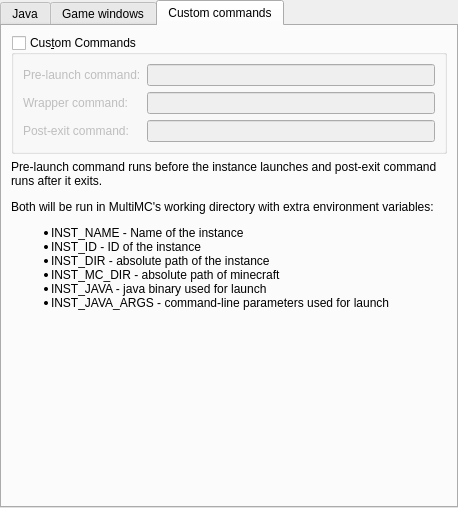
FreesmTeam/FreesmLauncher, file application/pages/InstanceSettingsPage.ui: the form before one commit.
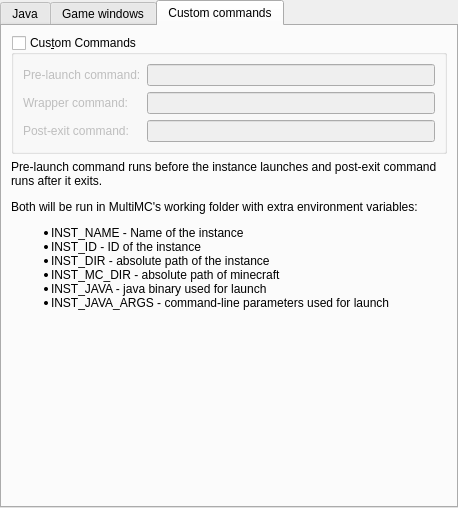
The form after the commit. The open tabs and pages were chosen to show the change.

Commit message: GH-1065 Normalize usage of directory vs folder

What changed in the file:
```diff
--- a/application/pages/InstanceSettingsPage.ui
+++ b/application/pages/InstanceSettingsPage.ui
@@ -413,7 +413,7 @@
        <item>
         <widget class="QLabel" name="labelCustomCmdsDescription">
          <property name="text">
-          <string>&lt;html&gt;&lt;head/&gt;&lt;body&gt;&lt;p&gt;Pre-launch command runs before the instance launches and post-exit command runs after it exits.&lt;/p&gt;&lt;p&gt;Both will be run in MultiMC's working directory with extra environment variables:&lt;/p&gt;&lt;ul style=&quot;margin-top: 0px; margin-bottom: 0px; margin-left: 0px; margin-right: 0px; -qt-list-indent: 1;&quot;&gt;&lt;li style=&quot; margin-top:12px; margin-bottom:0px; margin-left:0px; margin-right:0px; -qt-block-indent:0; text-indent:0px;&quot;&gt;INST_NAME - Name of the instance&lt;/li&gt;&lt;li style=&quot; margin-top:0px; margin-bottom:0px; margin-left:0px; margin-right:0px; -qt-block-indent:0; text-indent:0px;&quot;&gt;INST_ID - ID of the instance&lt;/li&gt;&lt;li style=&quot; margin-top:0px; margin-bottom:0px; margin-left:0px; margin-right:0px; -qt-block-indent:0; text-indent:0px;&quot;&gt;INST_DIR - absolute path of the instance&lt;/li&gt;&lt;li style=&quot; margin-top:0px; margin-bottom:0px; margin-left:0px; margin-right:0px; -qt-block-indent:0; text-indent:0px;&quot;&gt;INST_MC_DIR - absolute path of minecraft&lt;/li&gt;&lt;li style=&quot; margin-top:0px; margin-bottom:0px; margin-left:0px; margin-right:0px; -qt-block-indent:0; text-indent:0px;&quot;&gt;INST_JAVA - java binary used for launch&lt;/li&gt;&lt;li style=&quot; margin-top:0px; margin-bottom:12px; margin-left:0px; margin-right:0px; -qt-block-indent:0; text-indent:0px;&quot;&gt;INST_JAVA_ARGS - command-line parameters used for launch&lt;/li&gt;&lt;/ul&gt;&lt;/body&gt;&lt;/html&gt;</string>
+          <string>&lt;html&gt;&lt;head/&gt;&lt;body&gt;&lt;p&gt;Pre-launch command runs before the instance launches and post-exit command runs after it exits.&lt;/p&gt;&lt;p&gt;Both will be run in MultiMC's working folder with extra environment variables:&lt;/p&gt;&lt;ul style=&quot;margin-top: 0px; margin-bottom: 0px; margin-left: 0px; margin-right: 0px; -qt-list-indent: 1;&quot;&gt;&lt;li style=&quot; margin-top:12px; margin-bottom:0px; margin-left:0px; margin-right:0px; -qt-block-indent:0; text-indent:0px;&quot;&gt;INST_NAME - Name of the instance&lt;/li&gt;&lt;li style=&quot; margin-top:0px; margin-bottom:0px; margin-left:0px; margin-right:0px; -qt-block-indent:0; text-indent:0px;&quot;&gt;INST_ID - ID of the instance&lt;/li&gt;&lt;li style=&quot; margin-top:0px; margin-bottom:0px; margin-left:0px; margin-right:0px; -qt-block-indent:0; text-indent:0px;&quot;&gt;INST_DIR - absolute path of the instance&lt;/li&gt;&lt;li style=&quot; margin-top:0px; margin-bottom:0px; margin-left:0px; margin-right:0px; -qt-block-indent:0; text-indent:0px;&quot;&gt;INST_MC_DIR - absolute path of minecraft&lt;/li&gt;&lt;li style=&quot; margin-top:0px; margin-bottom:0px; margin-left:0px; margin-right:0px; -qt-block-indent:0; text-indent:0px;&quot;&gt;INST_JAVA - java binary used for launch&lt;/li&gt;&lt;li style=&quot; margin-top:0px; margin-bottom:12px; margin-left:0px; margin-right:0px; -qt-block-indent:0; text-indent:0px;&quot;&gt;INST_JAVA_ARGS - command-line parameters used for launch&lt;/li&gt;&lt;/ul&gt;&lt;/body&gt;&lt;/html&gt;</string>
          </property>
          <property name="alignment">
           <set>Qt::AlignLeading|Qt::AlignLeft|Qt::AlignTop</set>
```
Left out of the diff: 13 changed lines with no effect on the pictures. The commit also changes 5 other files.
